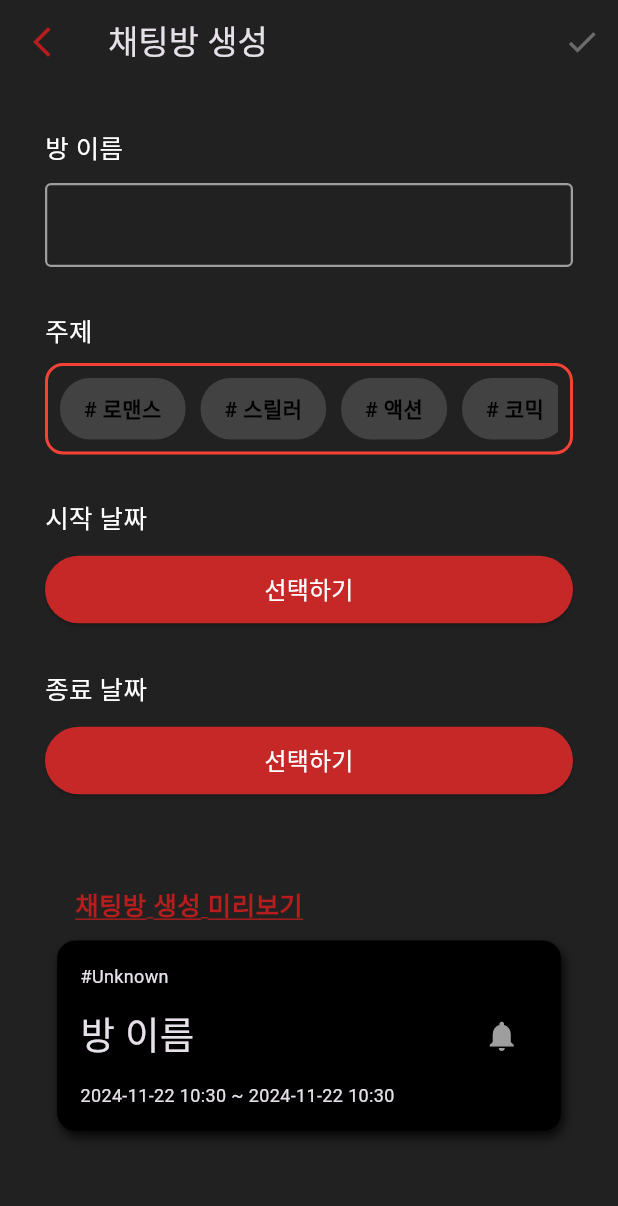
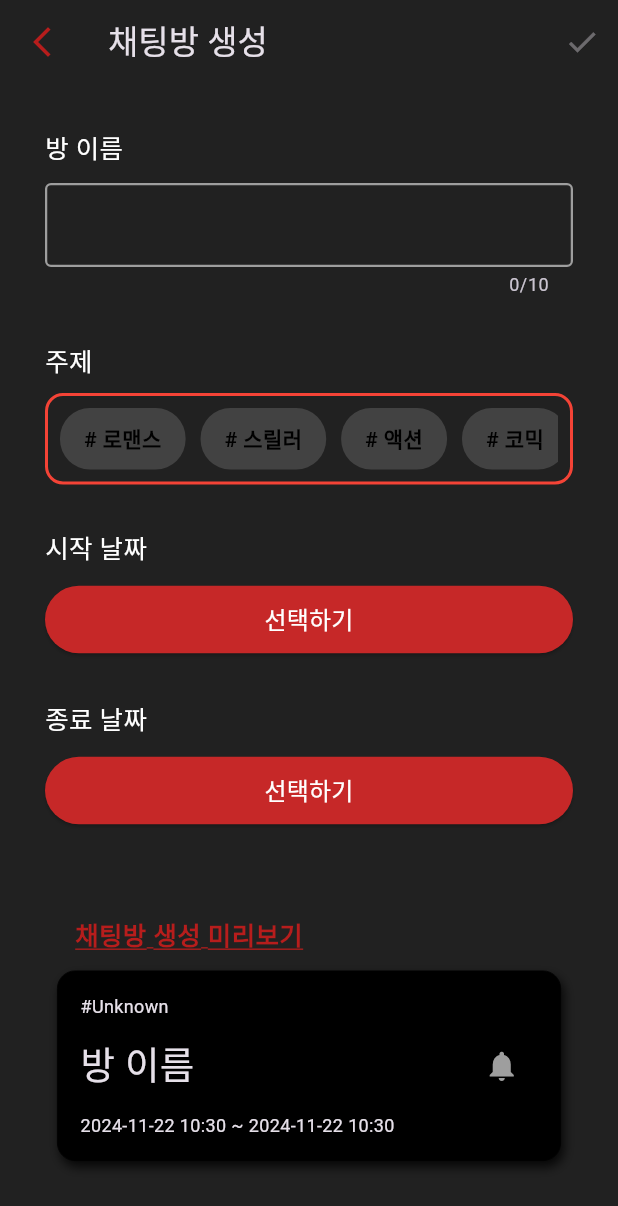
Before and after one commit to gho94/kirbyPort, a Flutter app: the CreateRoomScreen screen opened by its route, on a phone screen of 412 x 824 dp. Shown: the top 1206 px of the screen. Run offline on Flutter 3.47's test engine with Material 3 defaults, Android fonts, the phone set to English and light mode, and no system bars; our stand-ins replace device_info_plus, flutter_local_notifications, go_router, permission_handler, socket_io_client, sqflite and 1 more; accounts and stored records are empty.

Commit message:
[Feat] 방 생성 스크린 수정
1. 텍스트필드 글자 수 10자 제한
2. 토픽 리스트 스크롤바 추가

Resolves : FXA-030

```diff
--- a/kirby_port_app/lib/screen/create_room_screen.dart
+++ b/kirby_port_app/lib/screen/create_room_screen.dart
@@ -100,6 +100,7 @@ class _CreateRoomScreenState extends State<CreateRoomScreen> {
               const SizedBox(height: 10),
               TextField(
                 controller: _textEditingController,
+                maxLength: 10,
                 decoration: myInputDecoration(),
                 onChanged: (value) => validActionEnable(),
                 cursorColor: Colors.white,
@@ -246,6 +247,7 @@ class _CreateRoomScreenState extends State<CreateRoomScreen> {
             ),
             borderRadius: BorderRadius.circular(12),
           ),
+          child: Scrollbar(
             child: SingleChildScrollView(
               scrollDirection: Axis.horizontal,
               child: Row(
@@ -270,6 +272,7 @@ class _CreateRoomScreenState extends State<CreateRoomScreen> {
                     ),
                   );
                 }).toList(),
+              ),
             ),
           ),
         );
```
Lines whose indentation alone changed are shown as unchanged.
